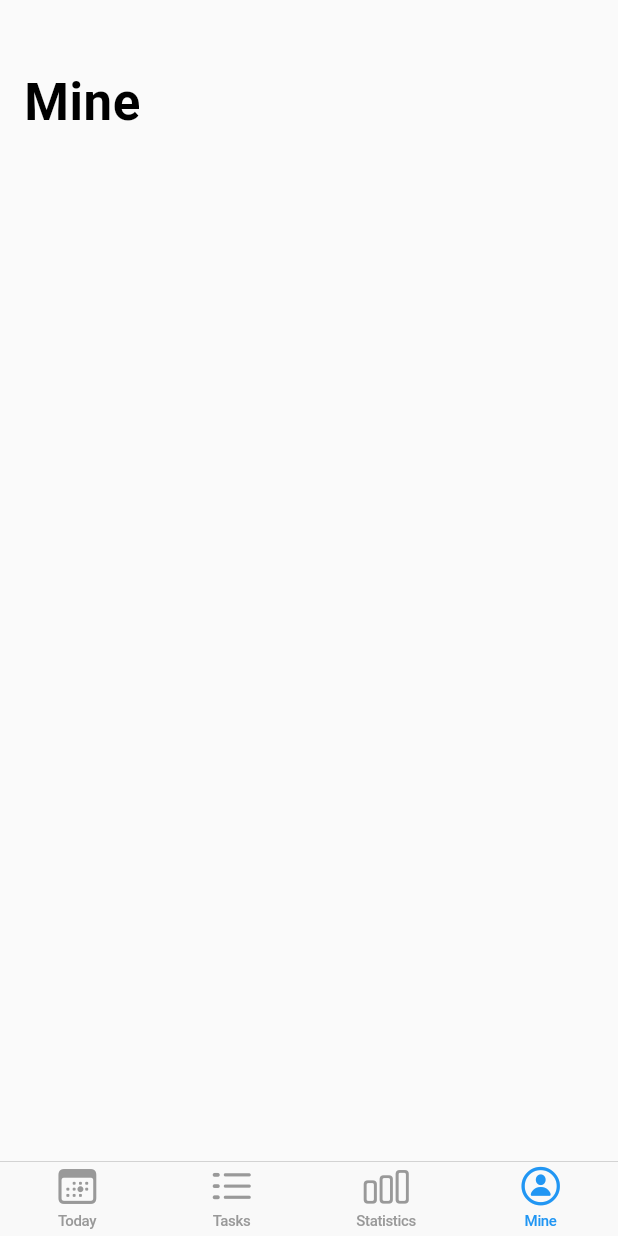
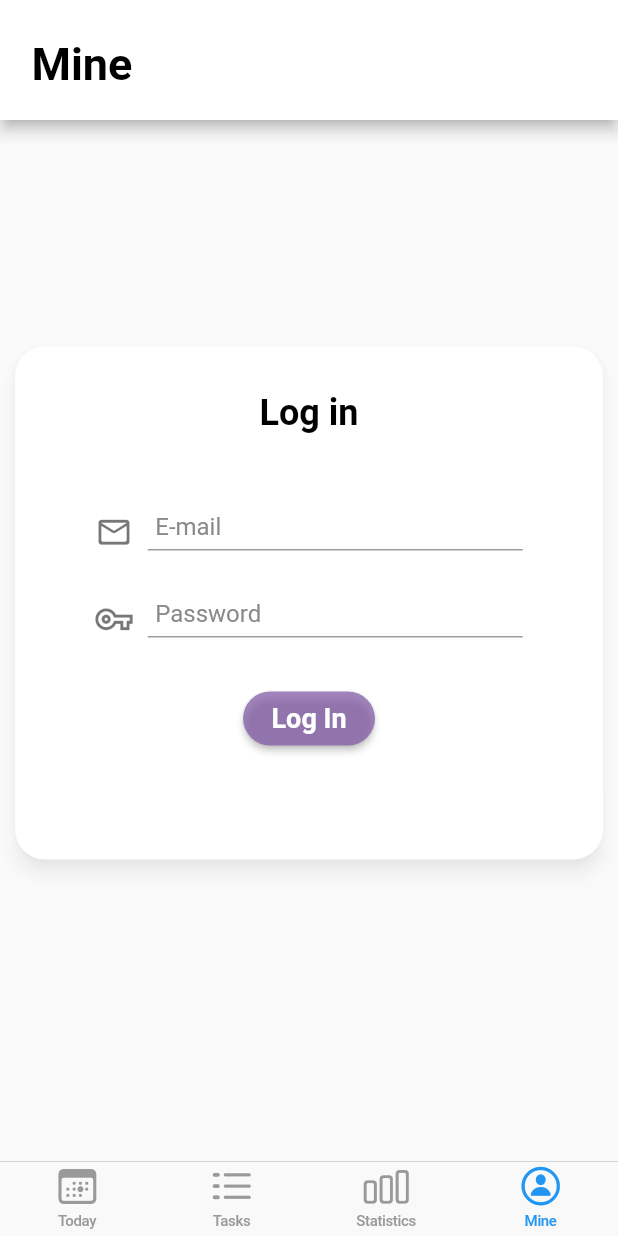
Before and after one commit to jazli1999/time_recipe, a Flutter app: the screen it shows after launch, item 4 of the bottom bar chosen, on a phone screen of 412 x 824 dp. Run offline on Flutter 3.47's test engine with Material 2 defaults, Android fonts, the phone set to English and light mode, and no system bars; our stand-ins replace dio, fl_chart, flutter_datetime_picker, jiffy; missing offline and left inert: expansion_card; network calls fail.

Commit message:
ui: login card

```diff
--- a/lib/styles.dart
+++ b/lib/styles.dart
@@ -5,6 +5,7 @@ abstract class Styles {
   static const baseSize = 18.0;
   static const secondSize = 16.0;
   static const thirdSize = 14.0;
+  static const headerSize = 24.0;
 
   static const TextStyle categoryNextTask = TextStyle(
     color: Color(0xff8a8a8a),
@@ -16,10 +17,21 @@ abstract class Styles {
     color: Color(0xff000000),
   );
 
+  static const TextStyle headerFont = TextStyle(
+    color: Color(0xff000000),
+    fontSize: headerSize,
+    fontWeight: FontWeight.bold,
+  );
+
   static const TextStyle baseFontBold = TextStyle(
     fontSize: baseSize,
     fontWeight: FontWeight.bold,
   );
+
+  static const TextStyle baseFontBoldWhite = TextStyle(
+      fontSize: baseSize,
+      fontWeight: FontWeight.bold,
+      color: Color(0xffffffff));
 
   static const TextStyle appBarTitle = TextStyle(
     fontSize: 30,
--- a/lib/tabs/mine_tab.dart
+++ b/lib/tabs/mine_tab.dart
@@ -1,14 +1,118 @@
 import 'package:flutter/cupertino.dart';
+import 'package:flutter/material.dart';
+import 'package:provider/provider.dart';
 
-class MineTab extends StatelessWidget {
+import 'package:time_recipe/models/app_state_model.dart';
+import 'package:time_recipe/styles.dart';
+
+class MineTab extends StatefulWidget {
+  @override
+  State<StatefulWidget> createState() {
+    return _MineTabState();
+  }
+}
+
+class _MineTabState extends State<MineTab> {
+  String email;
+  String password;
+  Widget _loginBuilder() {
+    return Center(
+        child: Padding(
+      padding: EdgeInsets.only(bottom: 100),
+      child: SizedBox(
+        height: 350,
+        width: 400,
+        child: Card(
+            shape:
+                RoundedRectangleBorder(borderRadius: BorderRadius.circular(20)),
+            elevation: 5,
+            shadowColor: Color(0x55000000),
+            child: Column(
+                crossAxisAlignment: CrossAxisAlignment.center,
+                children: [
+                  SizedBox(height: 30),
+                  Text('Log in', style: Styles.headerFont),
+                  SizedBox(height: 30),
+                  Row(
+                    mainAxisAlignment: MainAxisAlignment.center,
+                    crossAxisAlignment: CrossAxisAlignment.end,
+                    children: [
+                      Icon(Icons.mail_outline_rounded,
+                          size: 25, color: Color(0x88000000)),
+                      SizedBox(width: 10),
+                      SizedBox(
+                          width: 250,
+                          child: TextField(
+                            textAlign: TextAlign.start,
+                            style: Styles.baseFont,
+                            onSubmitted: (text) {
+                              email = text;
+                            },
+                            controller: TextEditingController(text: email),
+                            decoration: InputDecoration(
+                                hintText: 'E-mail',
+                                hintStyle: Styles.categoryNextTask,
+                                contentPadding:
+                                    EdgeInsets.only(bottom: -15, left: 5)),
+                          ))
+                    ],
+                  ),
+                  SizedBox(height: 10),
+                  Row(
+                    mainAxisAlignment: MainAxisAlignment.center,
+                    crossAxisAlignment: CrossAxisAlignment.end,
+                    children: [
+                      Icon(Icons.vpn_key_outlined,
+                          size: 25, color: Color(0x88000000)),
+                      SizedBox(width: 10),
+                      SizedBox(
+                          width: 250,
+                          child: TextField(
+                            textAlign: TextAlign.start,
+                            style: Styles.baseFont,
+                            onSubmitted: (text) {
+                              password = text;
+                            },
+                            obscureText: true,
+                            controller: TextEditingController(text: password),
+                            decoration: InputDecoration(
+                                hintText: 'Password',
+                                hintStyle: Styles.categoryNextTask,
+                                contentPadding:
+                                    EdgeInsets.only(bottom: -15, left: 5)),
+                          ))
+                    ],
+                  ),
+                  SizedBox(height: 30),
+                  RaisedButton(
+                      color: Color(0xbb845ba8),
+                      shape: RoundedRectangleBorder(
+                          borderRadius: BorderRadius.circular(20.0)),
+                      onPressed: () {
+                        print('E-mail: $email | Passwd: $password');
+                      },
+                      child: Text('Log In', style: Styles.baseFontBoldWhite))
+                ])),
+      ),
+    ));
+  }
+
   @override
   Widget build(BuildContext context) {
-    return CustomScrollView(
-      slivers: <Widget>[
-        CupertinoSliverNavigationBar(
-          largeTitle: Text('Mine'),
+    return Consumer<AppStateModel>(builder: (context, model, child) {
+      return Scaffold(
+        appBar: PreferredSize(
+          child: AppBar(
+            title: Padding(
+                padding: EdgeInsets.only(top: 30, left: 5),
+                child: Text('Mine', style: Styles.appBarTitle)),
+            backgroundColor: Color(0xffffffff),
+            brightness: Brightness.light,
+          ),
+          preferredSize: Size.fromHeight(80),
         ),
-      ],
-    );
+        body: _loginBuilder(),
+      );
+    });
   }
 }
```
